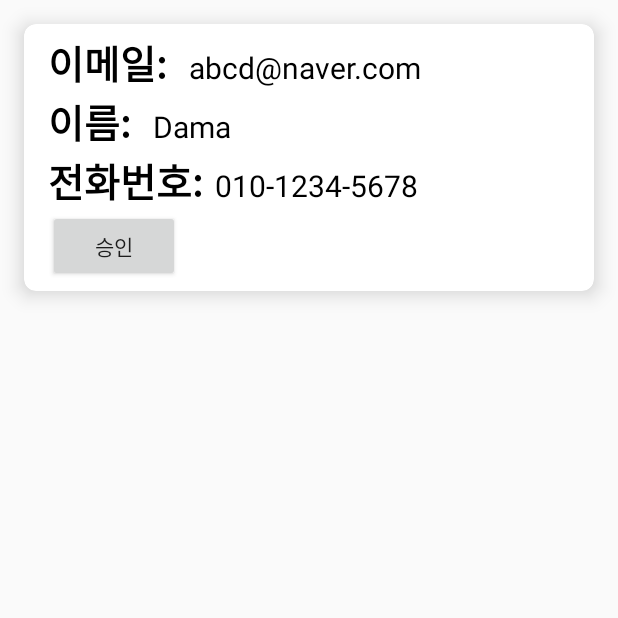
After one commit to Project-DamA/DamA, an Android app: the fragment PermitServiceFragment shown on its own in the app's theme, on a phone screen of 412 x 824 dp, the top half of it. The commit adds this screen. Run offline under Robolectric (Android 15) with nearby library versions, the phone set to English and light mode, and no system bars; libraries missing offline, so code that uses them is left out: com.dama.

Commit message:
RecyclerView Setting & Modify Models

```diff
--- a/app/src/main/java/com/dama/DamA/DetailCafeActivity.kt
+++ b/app/src/main/java/com/dama/DamA/DetailCafeActivity.kt
@@ -1,6 +1,5 @@
 package com.dama.DamA
 
-import android.app.ProgressDialog
 import androidx.appcompat.app.AppCompatActivity
 import android.os.Bundle
 import android.util.Log
@@ -60,7 +59,7 @@ class DetailCafeActivity : AppCompatActivity() {
                 cafe_call.setText(cafeData?.call.toString())
                 cafe_runtime.setText(cafeData?.runtime.toString())
                 cafe_facility.setText(cafeData?.facility.toString())
-                cafe_tumbler.setText(cafeData?.rentalTumbler.toString())
+                cafe_tumbler.setText(cafeData?.totalTumbler.toString())
             }
         }.addOnFailureListener {
             Log.e("firebase", "Error getting data", it)
--- a/app/src/main/java/com/dama/DamA/Models.kt
+++ b/app/src/main/java/com/dama/DamA/Models.kt
@@ -3,7 +3,7 @@ package com.dama.DamA
 import com.google.firebase.database.IgnoreExtraProperties
 
 @IgnoreExtraProperties
-data class User(val username: String? = null, val email: String? = null, val phoneNumber:String? = null) {
+data class User(val username: String? = null, val email: String? = null, val phoneNumber:String? = null, val rentalTime:String?=null) {
     // Null default values create a no-argument default constructor, which is needed
     // for deserialization from a DataSnapshot.
 }
@@ -14,7 +14,7 @@ data class Owner(val ownername: String? = null, val email: String? = null, val p
 }
 
 data class Cafe(val cafeName: String? = null, val cafeSubName: String? = null, val location:String? = null,
-                val call:String? = null, val runtime:String? = null, val facility:String? = null, val rentalTumbler:String? = null) {
+                val call:String? = null, val runtime:String? = null, val facility:String? = null, val totalTumbler:String? = null, val rentalTumbler:String?=null) {
     // Null default values create a no-argument default constructor, which is needed
     // for deserialization from a DataSnapshot.
 }
--- a/app/src/main/java/com/dama/DamA/OwnerMainActivity.kt
+++ b/app/src/main/java/com/dama/DamA/OwnerMainActivity.kt
@@ -26,6 +26,10 @@ class OwnerMainActivity : AppCompatActivity() {
         }
 
 
+        binding.OwnerMainViewQrcodeIb.setOnClickListener{
+            startActivity(Intent(this,OwnerPermitServiceActivity::class.java))
+        }
+
         // cafeadpater와 연결
         val cafeAdapter = MyCafeAdapterClass(this)
         binding.OwnerMainViewMycafeVp.adapter=cafeAdapter
--- /dev/null
+++ b/app/src/main/java/com/dama/DamA/PermitServiceFragment.kt
@@ -0,0 +1,59 @@
+package com.dama.DamA
+
+import android.os.Bundle
+import androidx.fragment.app.Fragment
+import android.view.LayoutInflater
+import android.view.View
+import android.view.ViewGroup
+
+// TODO: Rename parameter arguments, choose names that match
+// the fragment initialization parameters, e.g. ARG_ITEM_NUMBER
+private const val ARG_PARAM1 = "param1"
+private const val ARG_PARAM2 = "param2"
+
+/**
+ * A simple [Fragment] subclass.
+ * Use the [PermitServiceFragment.newInstance] factory method to
+ * create an instance of this fragment.
+ */
+class PermitServiceFragment : Fragment() {
+    // TODO: Rename and change types of parameters
+    private var param1: String? = null
+    private var param2: String? = null
+
+    override fun onCreate(savedInstanceState: Bundle?) {
+        super.onCreate(savedInstanceState)
+        arguments?.let {
+            param1 = it.getString(ARG_PARAM1)
+            param2 = it.getString(ARG_PARAM2)
+        }
+    }
+
+    override fun onCreateView(
+        inflater: LayoutInflater, container: ViewGroup?,
+        savedInstanceState: Bundle?
+    ): View? {
+        // Inflate the layout for this fragment
+        return inflater.inflate(R.layout.fragment_permit_service, container, false)
+    }
+
+    companion object {
+        /**
+         * Use this factory method to create a new instance of
+         * this fragment using the provided parameters.
+         *
+         * @param param1 Parameter 1.
+         * @param param2 Parameter 2.
+         * @return A new instance of fragment PermitServiceFragment.
+         */
+        // TODO: Rename and change types and number of parameters
+        @JvmStatic
+        fun newInstance(param1: String, param2: String) =
+            PermitServiceFragment().apply {
+                arguments = Bundle().apply {
+                    putString(ARG_PARAM1, param1)
+                    putString(ARG_PARAM2, param2)
+                }
+            }
+    }
+}
--- a/app/src/main/java/com/dama/DamA/SettingCafeActivity.kt
+++ b/app/src/main/java/com/dama/DamA/SettingCafeActivity.kt
@@ -59,7 +59,7 @@ class SettingCafeActivity : AppCompatActivity() {
                 cafe_call.setText(cafeData?.call.toString())
                 cafe_runtime.setText(cafeData?.runtime.toString())
                 cafe_facility.setText(cafeData?.facility.toString())
-                cafe_tumbler.setText(cafeData?.rentalTumbler.toString())
+                cafe_tumbler.setText(cafeData?.totalTumbler.toString())
             }
         }.addOnFailureListener{
             Log.e("firebase", "Error getting data", it)
--- a/app/src/main/java/com/dama/DamA/UserLoginActivity.kt
+++ b/app/src/main/java/com/dama/DamA/UserLoginActivity.kt
@@ -37,8 +37,6 @@ class UserLoginActivity : AppCompatActivity() {
         progressDialog.setTitle("잠시만 기다려주십시오.")
         progressDialog.setMessage("로그인 중...")
         progressDialog.setCanceledOnTouchOutside(false)
-
-
 
         auth = FirebaseAuth.getInstance()
         checkUser()
@@ -101,6 +99,7 @@ class UserLoginActivity : AppCompatActivity() {
                                     baseContext, "유저 계정이 아닙니다.",
                                     Toast.LENGTH_SHORT
                                 ).show()
+
                             }
                         } else {
                             // If sign in fails, display a message to the user.
--- /dev/null
+++ b/app/src/main/res/layout/fragment_permit_service.xml
@@ -0,0 +1,98 @@
+<androidx.cardview.widget.CardView xmlns:android="http://schemas.android.com/apk/res/android"
+    android:layout_width="match_parent"
+    android:layout_height="wrap_content"
+    xmlns:app="http://schemas.android.com/apk/res-auto"
+    app:cardElevation="8dp"
+    app:cardCornerRadius="8dp"
+    android:layout_margin="16dp">
+
+    <LinearLayout
+        android:layout_width="wrap_content"
+        android:layout_height="wrap_content"
+        android:layout_marginStart="16dp"
+        android:layout_marginVertical="6dp"
+        android:orientation="vertical">
+
+        <LinearLayout
+            android:layout_width="wrap_content"
+            android:layout_height="wrap_content"
+            android:layout_gravity="center_vertical"
+            android:orientation="horizontal">
+
+            <TextView
+                android:layout_width="wrap_content"
+                android:layout_height="wrap_content"
+                android:text="이메일: "
+                android:textColor="@color/black"
+                android:textSize="26sp"
+                android:textStyle="bold"/>
+
+            <TextView
+                android:id="@+id/PermitService_email_tv"
+                android:layout_width="wrap_content"
+                android:layout_height="wrap_content"
+                android:layout_marginStart="8dp"
+                android:text="abcd@naver.com"
+                android:textColor="@color/black"
+                android:textSize="20sp"/>
+
+        </LinearLayout>
+
+        <LinearLayout
+            android:layout_width="wrap_content"
+            android:layout_height="wrap_content"
+            android:layout_gravity="center_vertical"
+            android:orientation="horizontal">
+
+            <TextView
+                android:layout_width="wrap_content"
+                android:layout_height="wrap_content"
+                android:text="이름: "
+                android:textColor="@color/black"
+                android:textSize="26sp"
+                android:textStyle="bold"/>
+
+            <TextView
+                android:id="@+id/PermitService_name_tv"
+                android:layout_width="wrap_content"
+                android:layout_height="wrap_content"
+                android:layout_marginStart="8dp"
+                android:text="Dama"
+                android:textColor="@color/black"
+                android:textSize="20sp"/>
+
+        </LinearLayout>
+
+        <LinearLayout
+            android:layout_width="wrap_content"
+            android:layout_height="wrap_content"
+            android:layout_gravity="center_vertical"
+            android:orientation="horizontal">
+
+            <TextView
+                android:layout_width="wrap_content"
+                android:layout_height="wrap_content"
+                android:text="전화번호:"
+                android:textColor="@color/black"
+                android:textSize="26sp"
+                android:textStyle="bold"/>
+
+            <TextView
+                android:id="@+id/PermitService_phoneNumber_tv"
+                android:layout_width="wrap_content"
+                android:layout_height="wrap_content"
+                android:layout_marginStart="8dp"
+                android:text="010-1234-5678"
+                android:textColor="@color/black"
+                android:textSize="20sp"/>
+
+        </LinearLayout>
+        <Button
+            android:id="@+id/PermitService_permit_btn"
+            android:layout_width="wrap_content"
+            android:layout_height="wrap_content"
+            android:text="승인"/>
+    </LinearLayout>
+
+
+</androidx.cardview.widget.CardView>
--- a/app/src/main/res/values/strings.xml
+++ b/app/src/main/res/values/strings.xml
@@ -91,4 +91,6 @@
         "when a user tries to pick up one of cards.\n\n"
     </string>
     <string name="action_settings">Settings</string>
+    <!-- TODO: Remove or change this placeholder text -->
+    <string name="hello_blank_fragment">Hello blank fragment</string>
 </resources>
--- a/build.gradle
+++ b/build.gradle
@@ -6,7 +6,7 @@ buildscript {
     }
     dependencies {
         classpath "com.android.tools.build:gradle:7.0.3"
-        classpath "org.jetbrains.kotlin:kotlin-gradle-plugin:1.5.31"
+        classpath 'org.jetbrains.kotlin:kotlin-gradle-plugin:1.6.0'
         classpath 'com.google.gms:google-services:4.3.10'
         // NOTE: Do not place your application dependencies here; they belong
         // in the individual module build.gradle files
```
Also changed, not shown: app/src/main/AndroidManifest.xml (+23 -23 lines), app/src/main/java/com/dama/DamA/OwnerPermitServiceActivity.kt (added, +63 -0 lines), app/src/main/java/com/dama/DamA/RecyclerviewAdapter.kt (added, +41 -0 lines), app/src/main/res/layout/activity_owner_permit_service.xml (added, +19 -0 lines).
